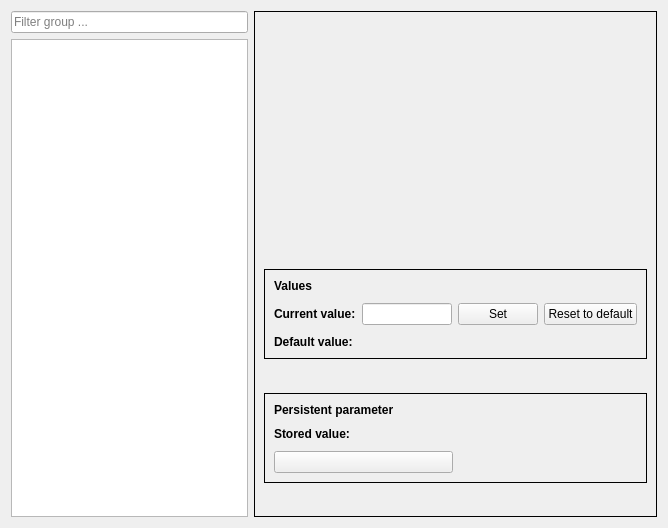
Above: src/cfclient/ui/tabs/paramTab.ui from bitcraze/crazyflie-clients-python before the change. Below: the same form after it.
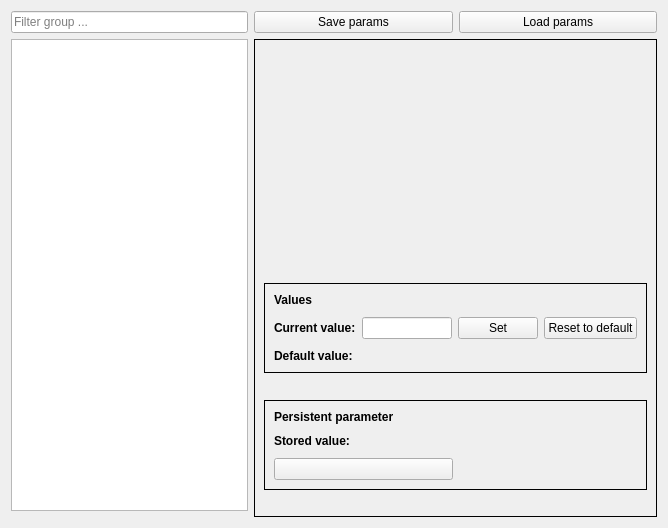
That is the form after the change.

Commit message: Support for reading/writing persistent parameters to file

The edit to the form file:
```diff
--- a/src/cfclient/ui/tabs/paramTab.ui
+++ b/src/cfclient/ui/tabs/paramTab.ui
@@ -23,7 +23,25 @@
     <item row="1" column="0">
         <widget class="QTreeView" name="paramTree"/>
    </item>
-   <item row="0" column="1" rowspan="2">
+    <item row="0" column="1">
+        <layout class="QGridLayout" name="paramLoaderLayout">
+            <item row="0" column="0">
+                <widget class="QPushButton" name="_save_param_button">
+                    <property name="text">
+                        <string>Save params</string>
+                    </property>
+                </widget>
+            </item>
+            <item row="0" column="1">
+                <widget class="QPushButton" name="_load_param_button">
+                    <property name="text">
+                        <string>Load params</string>
+                    </property>
+                </widget>
+            </item>
+        </layout>
+    </item>
+   <item row="1" column="1" rowspan="2">
     <widget class="QFrame" name="paramDetails">
         <property name="frameShape">
             <enum>QFrame::Box</enum>
```
The commit also changes 1 other file.
